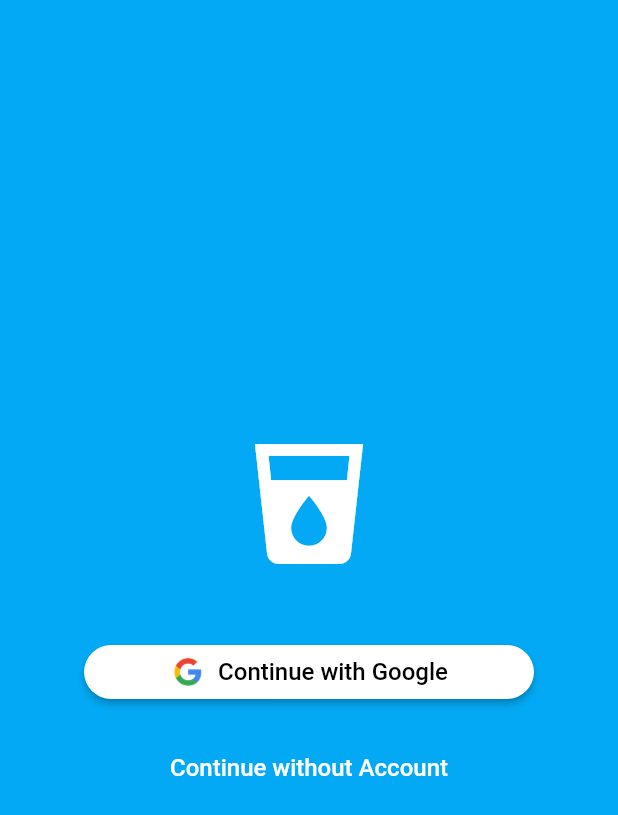
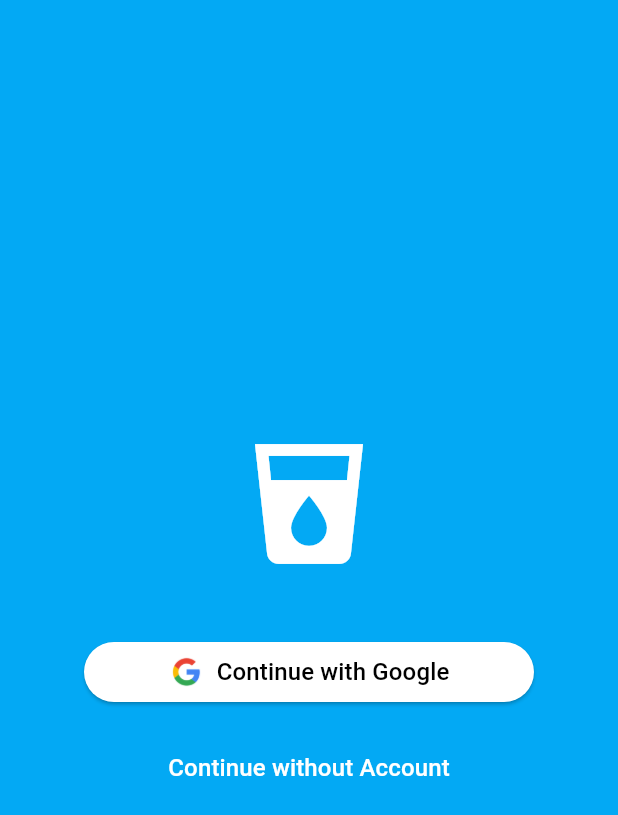
Before and after one commit to swsvindland/water_track, a Flutter app: the screen it shows after launch, on a phone screen of 412 x 824 dp. Shown: the top 815 px of the screen. Run offline on Flutter 3.47's test engine with Material 2 defaults, Android fonts, the light colour scheme and no system bars; our stand-ins replace charts_flutter, cloud_firestore, firebase_auth, firebase_core, firebase_messaging, flutter_animation_progress_bar and 2 more; missing offline and left inert: os_detect; accounts and stored records are empty; generated files the repository leaves out were written again.

Commit message:
support dark mode, support material 3

```diff
--- a/lib/layouts/about.dart
+++ b/lib/layouts/about.dart
@@ -17,7 +17,6 @@ class AboutPage extends StatelessWidget {
           },
         ),
       ),
-      backgroundColor: Theme.of(context).primaryColor,
       body: Center(
         child: Padding(
           padding: EdgeInsets.all(24),
--- a/lib/layouts/home.dart
+++ b/lib/layouts/home.dart
@@ -35,7 +35,6 @@ class _HomePageState extends State<HomePage> {
     return Scaffold(
       appBar: AppBar(
         title: Text(AppLocalizations.of(context)!.waterTrack, style: TextStyle(color: Colors.white)),
-        backgroundColor: Theme.of(context).primaryColor,
         elevation: 0,
         actions: <Widget>[
           PopupMenuButton<Popup>(
@@ -69,7 +68,6 @@ class _HomePageState extends State<HomePage> {
           ),
         ],
       ),
-      backgroundColor: Theme.of(context).primaryColor,
       drawer: MediaQuery.of(context).size.width > sm
           ? NavigationDrawer(
               selectedIndex: _selectedIndex, onItemTapped: _onItemTapped)
--- a/lib/layouts/login.dart
+++ b/lib/layouts/login.dart
@@ -32,7 +32,6 @@ class _LoginPageState extends State<LoginPage> {
   @override
   Widget build(BuildContext context) {
     return Scaffold(
-      backgroundColor: Theme.of(context).primaryColor,
       body: Center(
         child: Padding(
           padding: EdgeInsets.all(16),
--- a/lib/layouts/splashscreen.dart
+++ b/lib/layouts/splashscreen.dart
@@ -59,7 +59,6 @@ class _SplashState extends State<SplashScreenPage> {
   @override
   Widget build(BuildContext context) {
     return Scaffold(
-      backgroundColor: Theme.of(context).primaryColor,
       body: Center(
         child: Padding(
           padding: EdgeInsets.fromLTRB(25, 0, 25, 0),
--- a/lib/main.dart
+++ b/lib/main.dart
@@ -52,7 +52,11 @@ class App extends StatelessWidget {
           Locale('hi', ''), // Hindi
         ],
         theme: ThemeData(
-          primarySwatch: Colors.lightBlue,
+            colorSchemeSeed: Colors.lightBlue,
+            brightness: Brightness.light,
+            useMaterial3: true,
+            backgroundColor: Colors.lightBlue,
+            scaffoldBackgroundColor: Colors.lightBlue,
             primaryTextTheme: TextTheme(
                 headline1: TextStyle(color: Colors.white),
                 headline2: TextStyle(color: Colors.white),
@@ -63,13 +67,30 @@ class App extends StatelessWidget {
                 subtitle1: TextStyle(color: Colors.white),
                 subtitle2: TextStyle(color: Colors.white),
                 bodyText1: TextStyle(color: Colors.white),
-            bodyText2: TextStyle(color: Colors.white)
-          ),
+                bodyText2: TextStyle(color: Colors.white)),
             appBarTheme: AppBarTheme(
                 backgroundColor: Colors.lightBlue,
-            foregroundColor: Colors.white
-          )
-        ),
+                foregroundColor: Colors.white)),
+        darkTheme: ThemeData(
+            colorSchemeSeed: Colors.lightBlue,
+            brightness: Brightness.dark,
+            useMaterial3: true,
+            backgroundColor: Colors.black,
+            scaffoldBackgroundColor: Colors.black,
+            primaryTextTheme: TextTheme(
+                headline1: TextStyle(color: Colors.white),
+                headline2: TextStyle(color: Colors.white),
+                headline3: TextStyle(color: Colors.white),
+                headline4: TextStyle(color: Colors.white),
+                headline5: TextStyle(color: Colors.white),
+                headline6: TextStyle(color: Colors.white),
+                subtitle1: TextStyle(color: Colors.white),
+                subtitle2: TextStyle(color: Colors.white),
+                bodyText1: TextStyle(color: Colors.white),
+                bodyText2: TextStyle(color: Colors.white)),
+            appBarTheme: AppBarTheme(
+                backgroundColor: Colors.black, foregroundColor: Colors.white)),
+        themeMode: ThemeMode.system,
         initialRoute: '/',
         navigatorKey: navigatorKey,
         routes: {
--- a/lib/widgets/navigation_bottom.dart
+++ b/lib/widgets/navigation_bottom.dart
@@ -29,7 +29,6 @@ class NavigationBottom extends StatelessWidget {
         ),
       ],
       currentIndex: selectedIndex,
-      selectedItemColor: Theme.of(context).primaryColor,
       onTap: onItemTapped,
     );
   }
--- a/lib/widgets/navigation_drawer.dart
+++ b/lib/widgets/navigation_drawer.dart
@@ -20,7 +20,7 @@ class NavigationDrawer extends StatelessWidget {
             height: 100,
             child: DrawerHeader(
               decoration: BoxDecoration(
-                color: Colors.lightBlue,
+                color: Theme.of(context).primaryColor,
               ),
               padding: EdgeInsets.all(8),
               child: Row(
```
Lines whose indentation alone changed are shown as unchanged.
